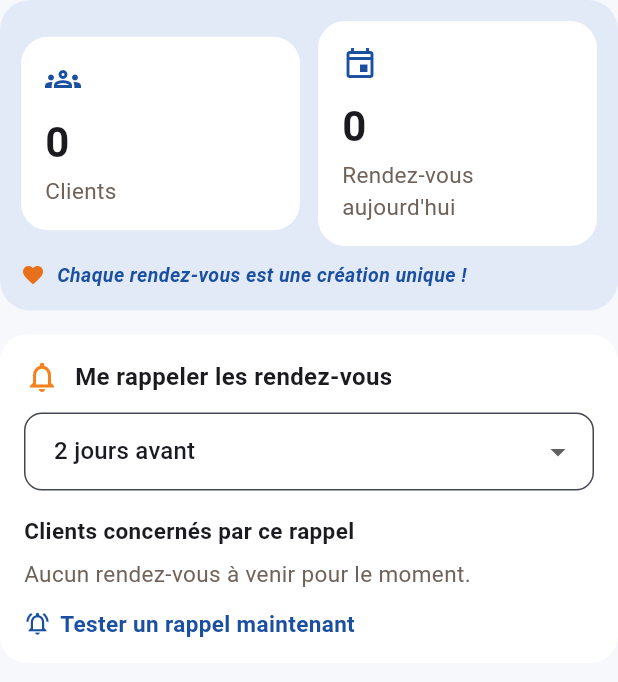
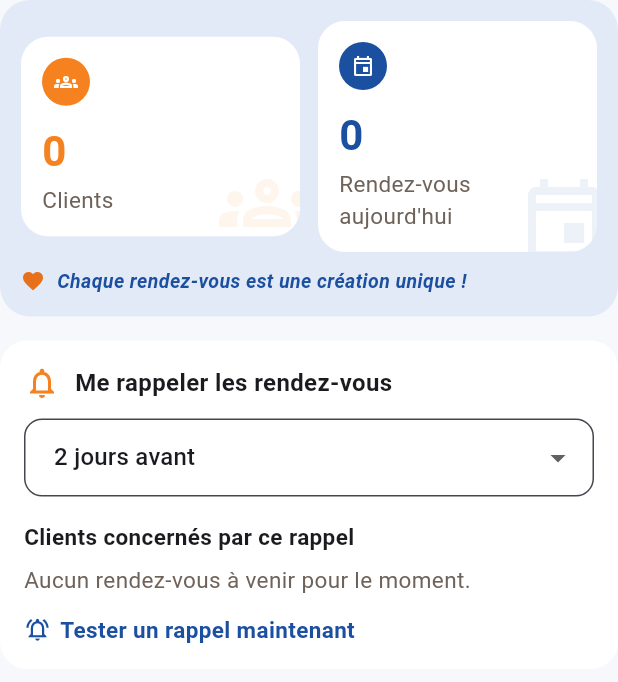
Before and after one commit to ouattaradanou-debug/forevercare-ai, a Flutter app: the _SectionAujourdhui widget shown alone on an empty page, opened directly, on a phone screen of 412 x 824 dp. Shown: the top 682 px of the screen. Run offline on Flutter 3.47's test engine with Material 3 defaults, Android fonts, the phone set to English and light mode, and no system bars; our stand-ins replace audioplayers, cached_network_image, connectivity_plus, drift, flutter_contacts, flutter_image_compress and 16 more; missing offline and left inert: record; accounts and stored records are empty; generated files the repository leaves out were written again.

Commit message:
Habille les cartes "Clients"/"Rendez-vous aujourd'hui" comme le modèle
Badge d'icône rond coloré (orange pour Clients, bleu pour
Rendez-vous), chiffre dans la même couleur, et grande icône
décorative discrète en fond de carte — plus proche du modèle envoyé.

Co-Authored-By: Claude Sonnet 5 <noreply@anthropic.com>
Claude-Session: https://claude.ai/code/session_01HPRTXPCgGzxUX9YW2QHUsa

```diff
--- a/atelier_plus/lib/features/auth/presentation/ecran_accueil_provisoire.dart
+++ b/atelier_plus/lib/features/auth/presentation/ecran_accueil_provisoire.dart
@@ -491,6 +491,7 @@ class _SectionAujourdhui extends ConsumerWidget {
                       icone: Icons.groups_outlined,
                       valeur: '${clients.length}',
                       libelle: 'Clients',
+                      couleur: _CouleursAccueil.carteEssaiIcone,
                     ),
                   ),
                   const SizedBox(width: 12),
@@ -499,6 +500,7 @@ class _SectionAujourdhui extends ConsumerWidget {
                       icone: Icons.event_outlined,
                       valeur: '${rdvAujourdhui.length}',
                       libelle: 'Rendez-vous\naujourd\'hui',
+                      couleur: _CouleursAccueil.enteteHaut,
                       onTap: rdvAujourdhui.isEmpty
                           ? null
                           : () => _afficherRdvAujourdhui(context, rdvAujourdhui),
@@ -601,12 +603,14 @@ class _CarteStat extends StatelessWidget {
     required this.icone,
     required this.valeur,
     required this.libelle,
+    required this.couleur,
     this.onTap,
   });
 
   final IconData icone;
   final String valeur;
   final String libelle;
+  final Color couleur;
   final VoidCallback? onTap;
 
   @override
@@ -614,28 +618,46 @@ class _CarteStat extends StatelessWidget {
     return Material(
       color: Colors.white,
       borderRadius: BorderRadius.circular(18),
+      clipBehavior: Clip.antiAlias,
       child: InkWell(
         borderRadius: BorderRadius.circular(18),
         onTap: onTap,
-        child: Padding(
-          padding: const EdgeInsets.all(16),
+        child: Stack(
+          children: [
+            // Grande icône fantôme en fond, simple touche décorative.
+            Positioned(
+              right: -10,
+              bottom: -10,
+              child: Icon(icone, size: 64, color: couleur.withOpacity(0.08)),
+            ),
+            Padding(
+              padding: const EdgeInsets.all(14),
               child: Column(
                 crossAxisAlignment: CrossAxisAlignment.start,
                 children: [
                   Row(
                     mainAxisAlignment: MainAxisAlignment.spaceBetween,
                     children: [
-                  Icon(icone, color: const Color(0xFF1B4FA0)),
+                      CircleAvatar(
+                        radius: 16,
+                        backgroundColor: couleur,
+                        child: Icon(icone, color: Colors.white, size: 16),
+                      ),
                       if (onTap != null)
                         const Icon(Icons.chevron_right, color: Color(0xFF6F6259), size: 20),
                     ],
                   ),
                   const SizedBox(height: 10),
-              Text(valeur, style: const TextStyle(fontSize: 28, fontWeight: FontWeight.bold)),
+                  Text(
+                    valeur,
+                    style: TextStyle(fontSize: 28, fontWeight: FontWeight.bold, color: couleur),
+                  ),
                   const SizedBox(height: 2),
                   Text(libelle, style: const TextStyle(color: Color(0xFF6F6259))),
                 ],
               ),
+            ),
+          ],
         ),
       ),
     );
```
Lines whose indentation alone changed are shown as unchanged.
